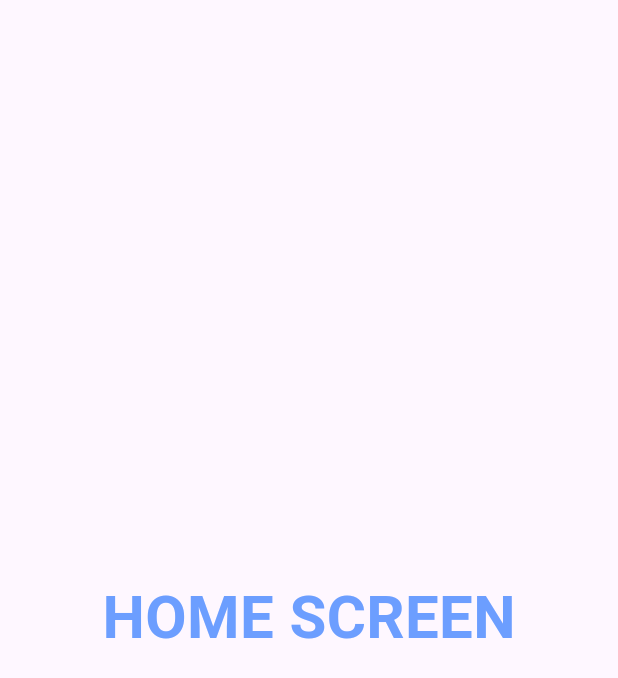
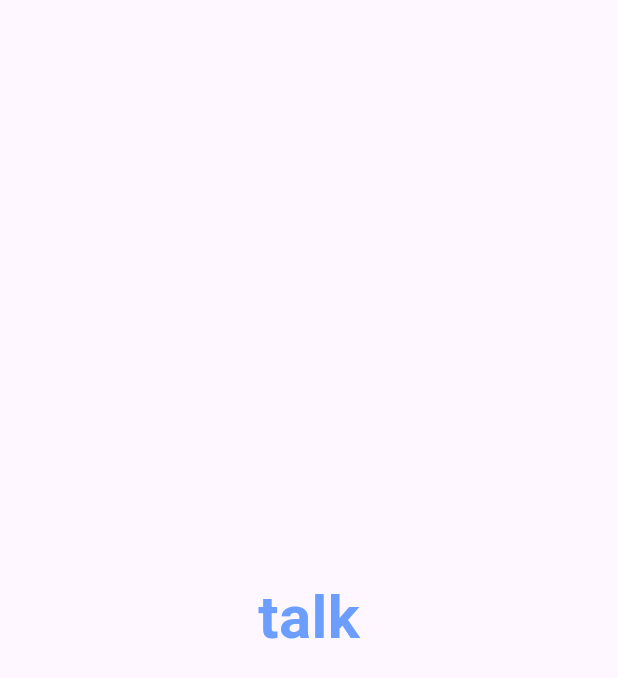
Before and after one commit to dingPie/memont-v2-flutter, a Flutter app: the screen it shows after launch, on a phone screen of 412 x 824 dp. Shown: the top 678 px of the screen. Run offline on Flutter 3.47's test engine with Material 3 defaults, Android fonts, the phone set to English and light mode, and no system bars; our stand-ins replace dio, flutter_dotenv, freezed_annotation, go_router.

Commit message:
route에 따른 각 임시 페이지 생성

```diff
--- a/lib/screens/home_screen/home_screen.dart
+++ b/lib/screens/onboarding_screen/onboarding_screen.dart
@@ -13,8 +13,8 @@ import 'package:memont/theme/app_theme.dart';
 import 'package:go_router/go_router.dart';
 import 'package:provider/provider.dart';
 
-class HomeScreen extends StatelessWidget {
-  const HomeScreen({
+class OnboardingScreen extends StatelessWidget {
+  const OnboardingScreen({
     super.key,
   });
 
@@ -29,7 +29,7 @@ class HomeScreen extends StatelessWidget {
           mainAxisAlignment: MainAxisAlignment.center,
           children: [
             Text(
-              'HOME SCREEN',
+              ROUTES.onboarding.name,
               style: context.textStyle.h1
                   .copyWith(fontSize: 40, color: context.colors.primary[500]),
             ),
--- a/lib/screens/router.dart
+++ b/lib/screens/router.dart
@@ -2,9 +2,12 @@ import 'package:memont/constants/routes.dart';
 import 'package:memont/providers/user.dart';
 
 import 'package:memont/screens/error_screen/error_screen.dart';
-import 'package:memont/screens/home_screen/home_screen.dart';
+import 'package:memont/screens/login_screen/login_screen.dart';
+import 'package:memont/screens/onboarding_screen/onboarding_screen.dart';
+import 'package:memont/screens/tag_screen/tag_screen.dart';
+import 'package:memont/screens/talk_screen/talk_screen.dart';
 import 'package:memont/screens/detail_screen/detail_screen.dart';
-import 'package:memont/screens/my_page_screen/my_page_screen.dart';
+import 'package:memont/screens/setting_screen/setting_screen.dart';
 import 'package:go_router/go_router.dart';
 
 class AppRouter {
@@ -18,13 +21,16 @@ class AppRouter {
 
   late final _goRouter = GoRouter(
     routes: [
-      // talk page
       GoRoute(
         path: ROUTES.talk.path,
         name: ROUTES.talk.name,
-        builder: (context, state) => const HomeScreen(),
+        builder: (context, state) => const TalkScreen(),
       ),
-      //  taq 별 detail page
+      GoRoute(
+        path: ROUTES.tag.path,
+        name: ROUTES.tag.name,
+        builder: (context, state) => const TagScreen(),
+      ),
       GoRoute(
         path: ROUTES.detail.path,
         name: ROUTES.detail.name,
@@ -35,7 +41,17 @@ class AppRouter {
       GoRoute(
         path: ROUTES.setting.path,
         name: ROUTES.setting.name,
-        builder: (context, state) => const MyPageScreen(),
+        builder: (context, state) => const SettingScreen(),
+      ),
+      GoRoute(
+        path: ROUTES.onboarding.path,
+        name: ROUTES.onboarding.name,
+        builder: (context, state) => const OnboardingScreen(),
+      ),
+      GoRoute(
+        path: ROUTES.login.path,
+        name: ROUTES.login.name,
+        builder: (context, state) => const LoginScreen(),
       ),
     ],
     errorBuilder: (context, state) => ErrorScreen(
--- a/lib/screens/my_page_screen/my_page_screen.dart
+++ b/lib/screens/setting_screen/setting_screen.dart
@@ -6,8 +6,8 @@
 import 'package:go_router/go_router.dart';
 import 'package:provider/provider.dart';
 
-class MyPageScreen extends StatelessWidget {
-  const MyPageScreen({
+class SettingScreen extends StatelessWidget {
+  const SettingScreen({
     super.key,
   });
 
--- /dev/null
+++ b/lib/screens/talk_screen/talk_screen.dart
@@ -0,0 +1,41 @@
+import 'dart:math';
+
+import 'package:flutter/material.dart';
+import 'package:memont/apis/dio.dart';
+import 'package:memont/config/build_context_extension.dart';
+import 'package:memont/constants/routes.dart';
+
+import 'package:memont/models/person/person.dart';
+import 'package:memont/models/none_freeze_person.dart';
+
+import 'package:memont/providers/user.dart';
+import 'package:memont/theme/app_theme.dart';
+import 'package:go_router/go_router.dart';
+import 'package:provider/provider.dart';
+
+class TalkScreen extends StatelessWidget {
+  const TalkScreen({
+    super.key,
+  });
+
+  @override
+  Widget build(BuildContext context) {
+    var user = context.watch<User>();
+    var dio = DioIn().dio;
+
+    return Scaffold(
+      body: Center(
+        child: Column(
+          mainAxisAlignment: MainAxisAlignment.center,
+          children: [
+            Text(
+              ROUTES.talk.name,
+              style: context.textStyle.h1
+                  .copyWith(fontSize: 40, color: context.colors.primary[500]),
+            ),
+          ],
+        ),
+      ),
+    );
+  }
+}
```
Also changed, not shown: lib/screens/login_screen/login_screen.dart (added, +41 -0 lines), lib/screens/tag_screen/tag_screen.dart (added, +41 -0 lines).
